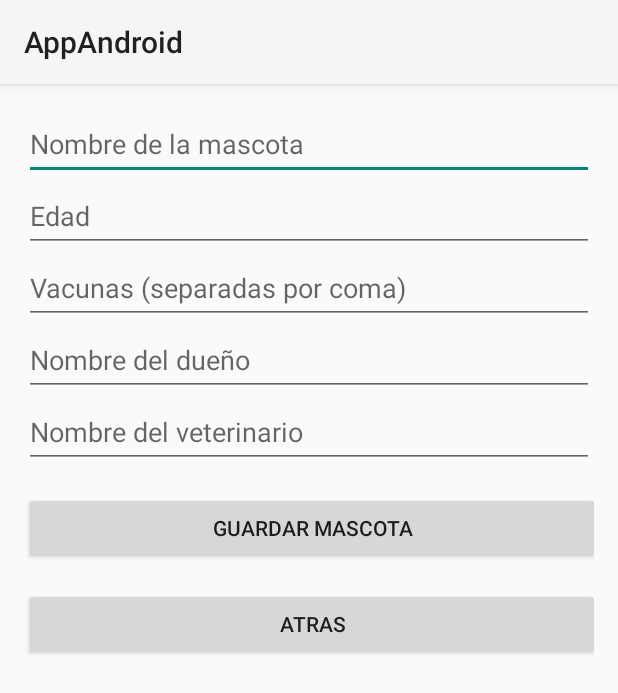
After one commit to Stivenjpa/AppAndroid, an Android app built with Jetpack Compose: the FormPets screen opened directly, with no data from a screen before it, on a phone screen of 412 x 824 dp. The commit adds this screen. Shown: the top 693 px of the screen. Run offline under Robolectric (Android 15) with nearby library versions, the phone set to English and light mode, and no system bars; our stand-ins replace Firebase (no records; nobody signed in at launch, a user with empty details on screens opened directly).

Commit message:
Se crea la actividad para registrar mascotas,se crea la base de datos en firebase, con la coleccion "mascotas",se crea layout,se crean botones en la actividad de Bienvenida.kt.

```diff
--- a/app/src/main/AndroidManifest.xml
+++ b/app/src/main/AndroidManifest.xml
@@ -24,6 +24,8 @@
             </intent-filter>
         </activity>
         <activity android:name=".Bienvenida" />
+        <activity android:name=".FormPets"
+            android:theme="@style/Theme.AppCompat.Light"/>
     </application>
 
 </manifest>
--- /dev/null
+++ b/app/src/main/java/com/example/appandroid/FormPets.kt
@@ -0,0 +1,91 @@
+package com.example.appandroid
+
+import android.annotation.SuppressLint
+import android.content.Intent
+import android.os.Bundle
+import android.util.Log
+import android.widget.Button
+import android.widget.EditText
+import android.widget.Toast
+import androidx.appcompat.app.AppCompatActivity
+import com.google.firebase.auth.FirebaseAuth
+import com.google.firebase.firestore.FirebaseFirestore
+
+class FormPets : AppCompatActivity() {
+
+    // Definir los elementos del formulario
+    private lateinit var nombreEdit: EditText
+    private lateinit var edadEdit: EditText
+    private lateinit var vacunasEdit: EditText
+    private lateinit var duenoEdit: EditText
+    private lateinit var veterinarioEdit: EditText
+    private lateinit var guardarBtn: Button
+    private lateinit var atrasBtn: Button
+
+    @SuppressLint("CutPasteId")
+    override fun onCreate(savedInstanceState: Bundle?) {
+        super.onCreate(savedInstanceState)
+        setContentView(R.layout.layout_formpets)
+
+        // Inicialización de los componentes de la interfaz
+        nombreEdit = findViewById(R.id.editNombre)
+        edadEdit = findViewById(R.id.editEdad)
+        vacunasEdit = findViewById(R.id.editVacunas)
+        duenoEdit = findViewById(R.id.editDueno)
+        veterinarioEdit = findViewById(R.id.editVeterinario)
+        guardarBtn = findViewById(R.id.btnGuardar)
+        atrasBtn = findViewById(R.id.btnAtras)
+
+        // Configurar el botón para guardar
+        guardarBtn.setOnClickListener {
+            guardarMascota()
+        }
+
+        atrasBtn.setOnClickListener{
+            val intent = Intent(this, Bienvenida::class.java)
+            startActivity(intent)
+        }
+
+
+    }
+
+    private fun guardarMascota() {
+        // Obtener los datos del formulario
+        val nombre = nombreEdit.text.toString()
+        val edad = edadEdit.text.toString().toIntOrNull() ?: 0
+        val vacunas = vacunasEdit.text.toString()
+        val dueno = duenoEdit.text.toString()
+        val veterinario = veterinarioEdit.text.toString()
+        val userId = FirebaseAuth.getInstance().currentUser?.uid ?: return
+
+        // Referencia a Firestore
+        val db = FirebaseFirestore.getInstance()
+        val nuevaMascotaRef = db.collection("mascotas").document()
+
+        // Crear un mapa de datos para la mascota
+        val mascota = hashMapOf(
+            "vacunas" to vacunas,
+            "edadMascota" to edad,
+            "fotoUrl" to "",  // Vacío por ahora, luego agregarás la imagen
+            "mascotaId" to nuevaMascotaRef.id,
+            "nombreDueno" to dueno,
+            "nombreMascota" to nombre,
+            "nombreVeterinario" to veterinario,
+            "userId" to userId
+        )
+
+        // Guardar los datos en Firestore
+        nuevaMascotaRef.set(mascota)
+            .addOnSuccessListener {
+                // Mostrar mensaje de éxito
+                Log.d("GuardarMascota", "Mascota guardada correctamente")
+                Toast.makeText(this, "Mascota guardada", Toast.LENGTH_SHORT).show()
+                finish()  // Cerrar la actividad después de guardar
+            }
+            .addOnFailureListener { exception ->
+                // Mostrar mensaje de error
+                Log.e("GuardarMascota", "Error al guardar: ${exception.message}")
+                Toast.makeText(this, "Error al guardar: ${exception.message}", Toast.LENGTH_SHORT).show()
+            }
+    }
+}
--- /dev/null
+++ b/app/src/main/java/com/example/appandroid/petAdapter.kt
@@ -0,0 +1,4 @@
+package com.example.appandroid
+
+class petAdapter {
+}
--- /dev/null
+++ b/app/src/main/res/layout/layout_formpets.xml
@@ -0,0 +1,69 @@
+<ScrollView xmlns:android="http://schemas.android.com/apk/res/android"
+    android:layout_width="match_parent"
+    android:layout_height="match_parent">
+
+    <LinearLayout
+        android:orientation="vertical"
+        android:padding="16dp"
+        android:layout_width="match_parent"
+        android:layout_height="wrap_content">
+
+        <!-- Nombre de la mascota -->
+
+        <EditText
+            android:id="@+id/editNombre"
+            android:layout_width="match_parent"
+            android:layout_height="wrap_content"
+            android:hint="Nombre de la mascota"
+            android:minHeight="48dp" />
+
+        <!-- Edad de la mascota -->
+        <EditText
+            android:id="@+id/editEdad"
+            android:layout_width="match_parent"
+            android:layout_height="wrap_content"
+            android:hint="Edad"
+            android:inputType="number"
+            android:minHeight="48dp" />
+
+        <!-- Vacunas -->
+        <EditText
+            android:id="@+id/editVacunas"
+            android:layout_width="match_parent"
+            android:layout_height="wrap_content"
+            android:hint="Vacunas (separadas por coma)"
+            android:minHeight="48dp" />
+
+        <!-- Nombre del dueño -->
+        <EditText
+            android:id="@+id/editDueno"
+            android:layout_width="match_parent"
+            android:layout_height="wrap_content"
+            android:hint="Nombre del dueño"
+            android:minHeight="48dp" />
+
+        <!-- Nombre del veterinario -->
+        <EditText
+            android:id="@+id/editVeterinario"
+            android:layout_width="match_parent"
+            android:layout_height="wrap_content"
+            android:hint="Nombre del veterinario"
+            android:minHeight="48dp" />
+
+        <!-- Botón para guardar -->
+        <Button
+            android:id="@+id/btnGuardar"
+            android:layout_width="384dp"
+            android:layout_height="wrap_content"
+            android:layout_marginTop="16dp"
+            android:text="Guardar Mascota" />}
+
+        <Button
+            android:id="@+id/btnAtras"
+            android:layout_width="384dp"
+            android:layout_height="wrap_content"
+            android:layout_marginTop="16dp"
+            android:text="Atras" />
+
+    </LinearLayout>
+</ScrollView>
--- a/app/src/main/res/values/themes.xml
+++ b/app/src/main/res/values/themes.xml
@@ -1,5 +1,17 @@
 <?xml version="1.0" encoding="utf-8"?>
 <resources>
 
-    <style name="Theme.AppAndroid" parent="android:Theme.Material.Light.NoActionBar" />
+    <style name="Theme.AppAndroid" parent="Theme.AppCompat.Light.NoActionBar">
+        <!-- Fondo general de la app -->
+        <item name="android:windowBackground">#FFFFFF</item>
+
+        <!-- Color principal (barra de título, botones) -->
+        <item name="colorPrimary">#00C853</item> <!-- Verde -->
+        <item name="colorPrimaryDark">#009624</item> <!-- Verde oscuro -->
+        <item name="colorAccent">#00E676</item> <!-- Verde claro (botones, highlights) -->
+
+        <!-- Texto claro sobre fondo oscuro -->
+        <item name="android:textColorPrimary">#000000</item>
+    </style>
+
 </resources>
--- a/gradle/libs.versions.toml
+++ b/gradle/libs.versions.toml
@@ -1,5 +1,6 @@
 [versions]
 agp = "8.9.0"
+firebaseBom = "33.13.0"
 kotlin = "2.0.0"
 coreKtx = "1.15.0"
 junit = "4.13.2"
@@ -12,6 +13,7 @@ firebaseAuthKtx = "23.2.0"
 
 [libraries]
 androidx-core-ktx = { group = "androidx.core", name = "core-ktx", version.ref = "coreKtx" }
+firebase-bom = { module = "com.google.firebase:firebase-bom", version.ref = "firebaseBom" }
 junit = { group = "junit", name = "junit", version.ref = "junit" }
 androidx-junit = { group = "androidx.test.ext", name = "junit", version.ref = "junitVersion" }
 androidx-espresso-core = { group = "androidx.test.espresso", name = "espresso-core", version.ref = "espressoCore" }
```
Also changed, not shown: app/build.gradle.kts (+5 -3 lines), app/src/main/java/com/example/appandroid/Bienvenida.kt (+11 -0 lines), app/src/main/java/model/pet.kt (added, +11 -0 lines), app/src/main/res/layout/layout_bienvenida.xml (+22 -0 lines).
